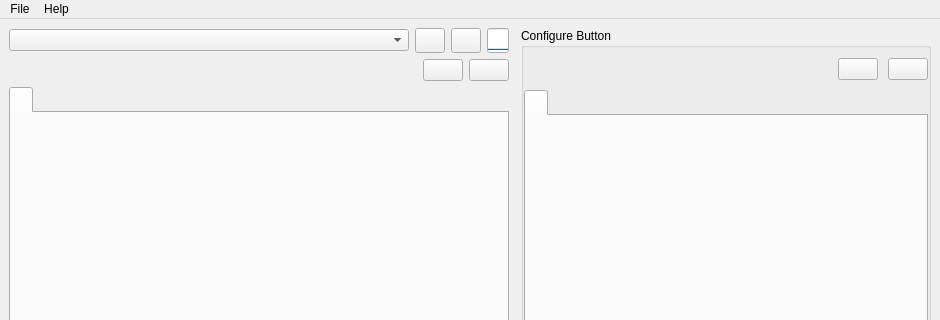
Above: streamdeck_ui/main.ui from millaguie/streamdeck-gui-ng before the change; both pictures show x 0 to 940 and y 0 to 320 of the 940 by 766 pixel window. Below: the same form after it.
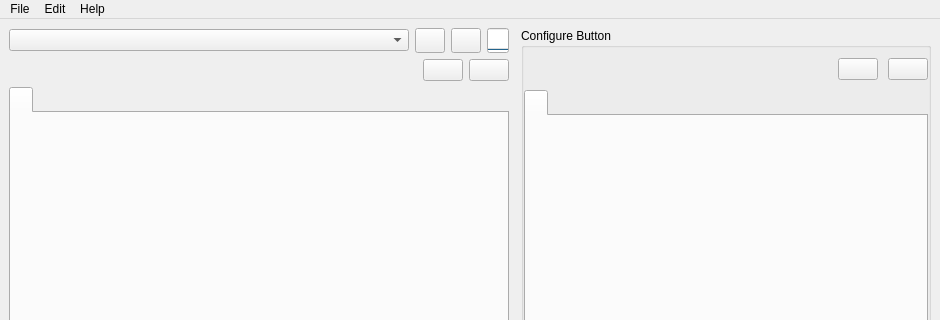
That is the form after the change. Icons and pictures are not drawn.

Commit message: Synthetic quota fix, plugin restart fix and Edit > Clear button (#29)

The edit to the form file:
```diff
--- a/streamdeck_ui/main.ui
+++ b/streamdeck_ui/main.ui
@@ -377,6 +377,12 @@
     <addaction name="separator"/>
     <addaction name="actionExit"/>
    </widget>
+   <widget class="QMenu" name="menuEdit">
+    <property name="title">
+     <string>Edit</string>
+    </property>
+    <addaction name="actionClearButton"/>
+   </widget>
    <widget class="QMenu" name="menuHelp">
     <property name="title">
      <string>Help</string>
@@ -387,6 +393,7 @@
     <addaction name="actionAbout"/>
    </widget>
    <addaction name="menuFile"/>
+   <addaction name="menuEdit"/>
    <addaction name="menuHelp"/>
   </widget>
   <widget class="QStatusBar" name="statusbar"/>
```
Left out of the diff: 8 changed lines with no effect on the pictures. The commit also changes 5 other files.
